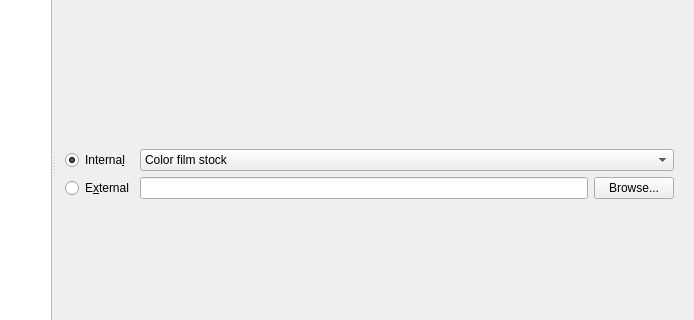
This is settingswindow.ui in mpc-qt/mpc-qt as Qt 5 draws it before an edit; both pictures show x 202 to 896 and y 125 to 445 of the 896 by 605 pixel window. The edited form follows.
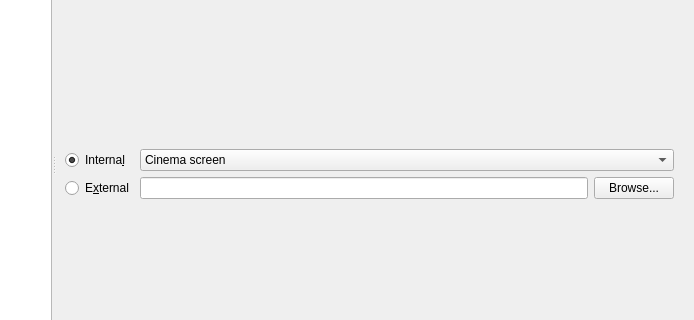
This is the edited form. The open tabs and pages were chosen to show the change.

Diff of the .ui file:
```diff
--- a/settingswindow.ui
+++ b/settingswindow.ui
@@ -601,12 +601,7 @@
                </item>
                <item>
                 <property name="text">
-                 <string>Color film stock</string>
-                </property>
-               </item>
-               <item>
-                <property name="text">
-                 <string>Black and white film stock</string>
+                 <string>Cinema screen</string>
                 </property>
                </item>
                <item>
```
